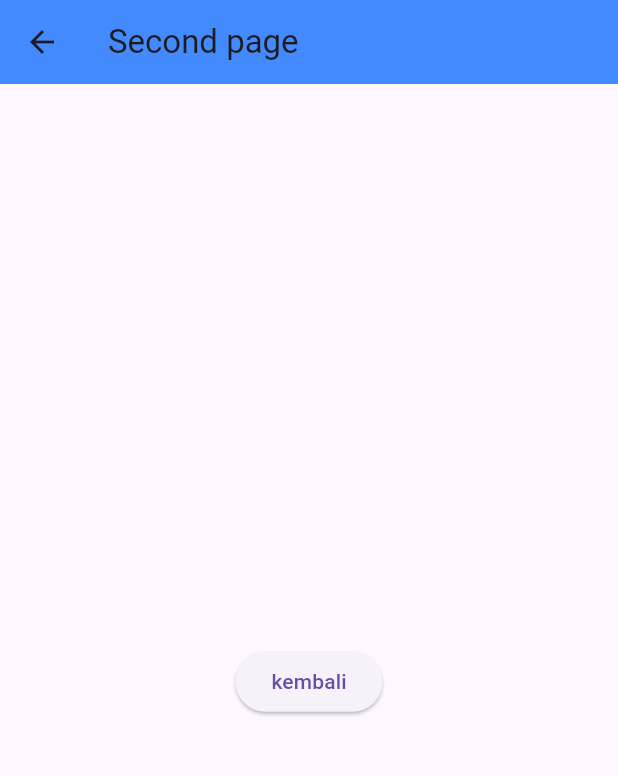
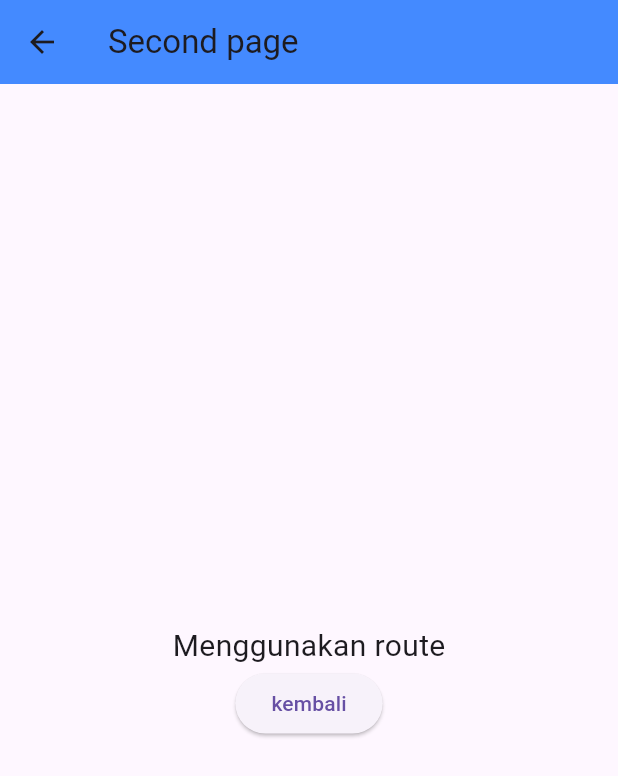
Before and after one commit to septyaanp/21102177_TI3_ppb2234-2coba, a Flutter app: the screen it shows after launch, after a tap on "Menuju halaman kedua dengan route", on a phone screen of 412 x 824 dp. Shown: the top 776 px of the screen. Run offline on Flutter 3.47's test engine with Material 3 defaults, Android fonts, the light colour scheme and no system bars; our stand-ins replace bloc, equatable, flutter_bloc; missing offline and left inert: dart:js.

Commit message:
step 14 : menambahkan argumen

```diff
--- a/navigation_dan_routing_prak5/lib/home_page.dart
+++ b/navigation_dan_routing_prak5/lib/home_page.dart
@@ -30,7 +30,8 @@ class HomePage extends StatelessWidget {
             ),
             ElevatedButton(
               onPressed: () {
-                Navigator.pushNamed(context, '/second_page');
+                Navigator.pushNamed(context, '/second_page',
+                    arguments: 'Menggunakan route');
               },
               child: const Text('Menuju halaman kedua dengan route'),
             ),
--- a/navigation_dan_routing_prak5/lib/second_page.dart
+++ b/navigation_dan_routing_prak5/lib/second_page.dart
@@ -6,6 +6,7 @@ class SecondPage extends StatelessWidget {
 
   @override
   Widget build(BuildContext context) {
+    final data2 = ModalRoute.of(context)!.settings.arguments;
     return Scaffold(
       appBar: AppBar(
         title: const Text('Second page'),
@@ -17,6 +18,10 @@ class SecondPage extends StatelessWidget {
           children: [
             Text(
               data ?? '',
+              style: const TextStyle(fontSize: 20.0),
+            ),
+            Text(
+              data2.toString() ?? '',
               style: const TextStyle(fontSize: 20.0),
             ),
             ElevatedButton(
```
